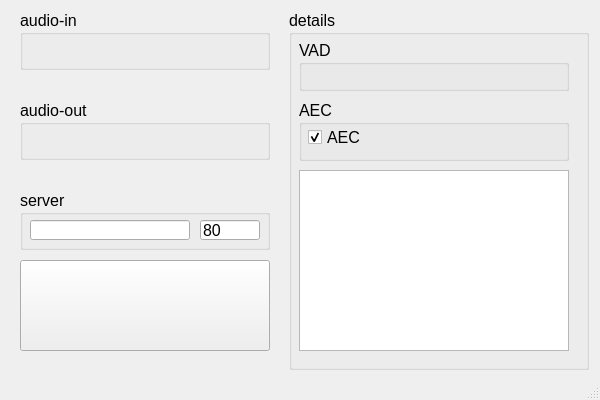
The window that client_qt5/mainwindow.ui (zhang-ray/easy-voice-call) describes before a commit, drawn with Qt 5.
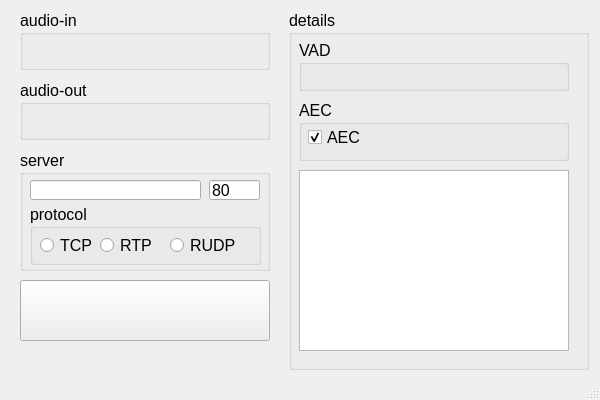
The same window after the commit.

Commit message: [UI] + groupBox_protocol

Diff of the .ui file:
```diff
--- a/client_qt5/mainwindow.ui
+++ b/client_qt5/mainwindow.ui
@@ -185,7 +185,7 @@
     <property name="geometry">
      <rect>
       <x>20</x>
-      <y>100</y>
+      <y>80</y>
       <width>250</width>
       <height>60</height>
      </rect>
@@ -341,9 +341,9 @@
     <property name="geometry">
      <rect>
       <x>20</x>
-      <y>190</y>
+      <y>150</y>
       <width>250</width>
-      <height>60</height>
+      <height>121</height>
      </rect>
     </property>
     <property name="title">
@@ -354,7 +354,7 @@
       <rect>
        <x>10</x>
        <y>30</y>
-       <width>160</width>
+       <width>171</width>
        <height>20</height>
       </rect>
      </property>
@@ -362,9 +362,9 @@
     <widget class="QLineEdit" name="lineEdit_serverPort">
      <property name="geometry">
       <rect>
-       <x>180</x>
+       <x>189</x>
        <y>30</y>
-       <width>60</width>
+       <width>51</width>
        <height>20</height>
       </rect>
      </property>
@@ -372,14 +372,70 @@
       <string>80</string>
      </property>
     </widget>
+    <widget class="QGroupBox" name="groupBox_protocol">
+     <property name="geometry">
+      <rect>
+       <x>10</x>
+       <y>54</y>
+       <width>231</width>
+       <height>61</height>
+      </rect>
+     </property>
+     <property name="title">
+      <string>protocol</string>
+     </property>
+     <widget class="QRadioButton" name="radioButton_tcp">
+      <property name="geometry">
+       <rect>
+        <x>10</x>
+        <y>30</y>
+        <width>61</width>
+        <height>23</height>
+       </rect>
+      </property>
+      <property name="text">
+       <string>TCP</string>
+      </property>
+     </widget>
+     <widget class="QRadioButton" name="radioButton_rtp">
+      <property name="geometry">
+       <rect>
+        <x>70</x>
+        <y>30</y>
+        <width>61</width>
+        <height>23</height>
+       </rect>
+      </property>
+      <property name="text">
+       <string>RTP</string>
+      </property>
+     </widget>
+     <widget class="QRadioButton" name="radioButton_rudp">
+      <property name="geometry">
+       <rect>
+        <x>140</x>
+        <y>30</y>
+        <width>81</width>
+        <height>23</height>
+       </rect>
+      </property>
+      <property name="text">
+       <string>RUDP</string>
+      </property>
+     </widget>
+     <zorder>radioButton_tcp</zorder>
+     <zorder>radioButton_rtp</zorder>
+     <zorder>radioButton_rudp</zorder>
+     <zorder>verticalSpacer</zorder>
+    </widget>
    </widget>
    <widget class="QPushButton" name="pushButton_connecting">
     <property name="geometry">
      <rect>
       <x>20</x>
-      <y>260</y>
+      <y>280</y>
       <width>250</width>
-      <height>91</height>
+      <height>61</height>
      </rect>
     </property>
     <property name="font">
```
The commit also changes 1 other file.
